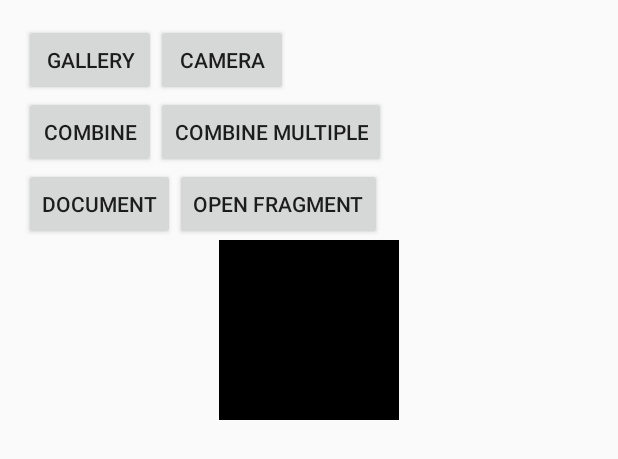
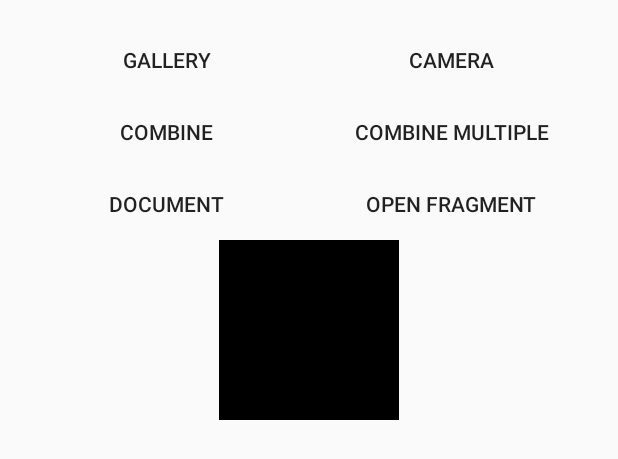
Before and after one commit to GeniusRUS/CPhoto, an Android app: the layout activity_main.xml on its own in the app's theme, with its tools: preview values and no code run, on a phone screen of 412 x 824 dp. Shown: the top 459 px of the screen. Run offline under Robolectric (Android 15) with nearby library versions, the phone set to English and light mode, and no system bars.

```diff
--- a/app/build.gradle
+++ b/app/build.gradle
@@ -3,11 +3,11 @@ apply plugin: 'kotlin-android'
 apply plugin: 'kotlin-android-extensions'
 
 android {
-    compileSdkVersion 29
+    compileSdkVersion 30
     defaultConfig {
         applicationId "com.genius.coroutinesphoto"
         minSdkVersion 16
-        targetSdkVersion 29
+        targetSdkVersion 30
         versionCode 1
         versionName "1.0"
         testInstrumentationRunner "androidx.test.runner.AndroidJUnitRunner"
--- a/app/src/main/java/com/genius/coroutinesphoto/MainActivity.kt
+++ b/app/src/main/java/com/genius/coroutinesphoto/MainActivity.kt
@@ -109,6 +109,5 @@ class MainActivity : AppCompatActivity(), CoroutineScope {
 
     private fun clear() {
         image.setImageBitmap(null)
-        thumbs.removeAllViews()
     }
 }
--- a/app/src/main/res/layout/activity_main.xml
+++ b/app/src/main/res/layout/activity_main.xml
@@ -19,19 +19,21 @@
             android:layout_height="wrap_content"
             android:orientation="horizontal">
 
-
             <Button
                 android:id="@+id/gallery"
-                android:layout_width="wrap_content"
+                style="@style/Widget.AppCompat.Button.Borderless"
+                android:layout_width="0dp"
                 android:layout_height="wrap_content"
+                android:layout_weight="1"
                 android:text="@string/label_gallery" />
 
             <Button
                 android:id="@+id/camera"
-                android:layout_width="wrap_content"
+                style="@style/Widget.AppCompat.Button.Borderless"
+                android:layout_width="0dp"
                 android:layout_height="wrap_content"
+                android:layout_weight="1"
                 android:text="@string/label_camera" />
-
         </LinearLayout>
 
         <LinearLayout
@@ -42,14 +44,18 @@
 
             <Button
                 android:id="@+id/combine"
-                android:layout_width="wrap_content"
+                style="@style/Widget.AppCompat.Button.Borderless"
+                android:layout_width="0dp"
                 android:layout_height="wrap_content"
+                android:layout_weight="1"
                 android:text="@string/label_combine" />
 
             <Button
                 android:id="@+id/combine_multiple"
-                android:layout_width="wrap_content"
+                style="@style/Widget.AppCompat.Button.Borderless"
+                android:layout_width="0dp"
                 android:layout_height="wrap_content"
+                android:layout_weight="1"
                 android:text="@string/label_combine_multiple" />
 
         </LinearLayout>
@@ -61,14 +67,18 @@
 
             <Button
                 android:id="@+id/document"
-                android:layout_width="wrap_content"
+                style="@style/Widget.AppCompat.Button.Borderless"
+                android:layout_width="0dp"
                 android:layout_height="wrap_content"
+                android:layout_weight="1"
                 android:text="@string/label_document" />
 
             <Button
                 android:id="@+id/fragment"
-                android:layout_width="wrap_content"
+                style="@style/Widget.AppCompat.Button.Borderless"
+                android:layout_width="0dp"
                 android:layout_height="wrap_content"
+                android:layout_weight="1"
                 android:text="@string/label_fragment" />
         </LinearLayout>
 
@@ -79,19 +89,13 @@
             tools:layout_width="120dp"
             tools:layout_height="120dp"
             android:layout_gravity="center"
-            tools:background="@android:color/black" />
+            tools:background="@android:color/black"
+            tools:ignore="ContentDescription" />
 
         <View
             android:layout_width="match_parent"
             android:layout_height="0dp"
             android:layout_weight="1"/>
-
-        <LinearLayout
-            android:id="@+id/thumbs"
-            android:layout_width="match_parent"
-            android:layout_height="wrap_content"
-            android:layout_gravity="bottom"
-            android:orientation="horizontal" />
     </LinearLayout>
 
 </FrameLayout>
--- a/app/src/main/res/values/styles.xml
+++ b/app/src/main/res/values/styles.xml
@@ -1,7 +1,7 @@
 <resources>
 
     <!-- Base application theme. -->
-    <style name="AppTheme" parent="Theme.AppCompat.Light.DarkActionBar">
+    <style name="AppTheme" parent="Theme.AppCompat.Light.NoActionBar">
         <!-- Customize your theme here. -->
         <item name="colorPrimary">@color/colorPrimary</item>
         <item name="colorPrimaryDark">@color/colorPrimaryDark</item>
--- a/cphoto/build.gradle
+++ b/cphoto/build.gradle
@@ -24,11 +24,11 @@ ext {
 }
 
 android {
-    compileSdkVersion 29
+    compileSdkVersion 30
 
     defaultConfig {
         minSdkVersion 16
-        targetSdkVersion 29
+        targetSdkVersion 30
         versionCode 1
         versionName libraryVersion
 
```
Also changed, not shown: cphoto/src/main/java/com/genius/cphoto/ActivityResultContracts.kt (+8 -12 lines), cphoto/src/main/java/com/genius/cphoto/CRPhoto.kt (+28 -10 lines).
